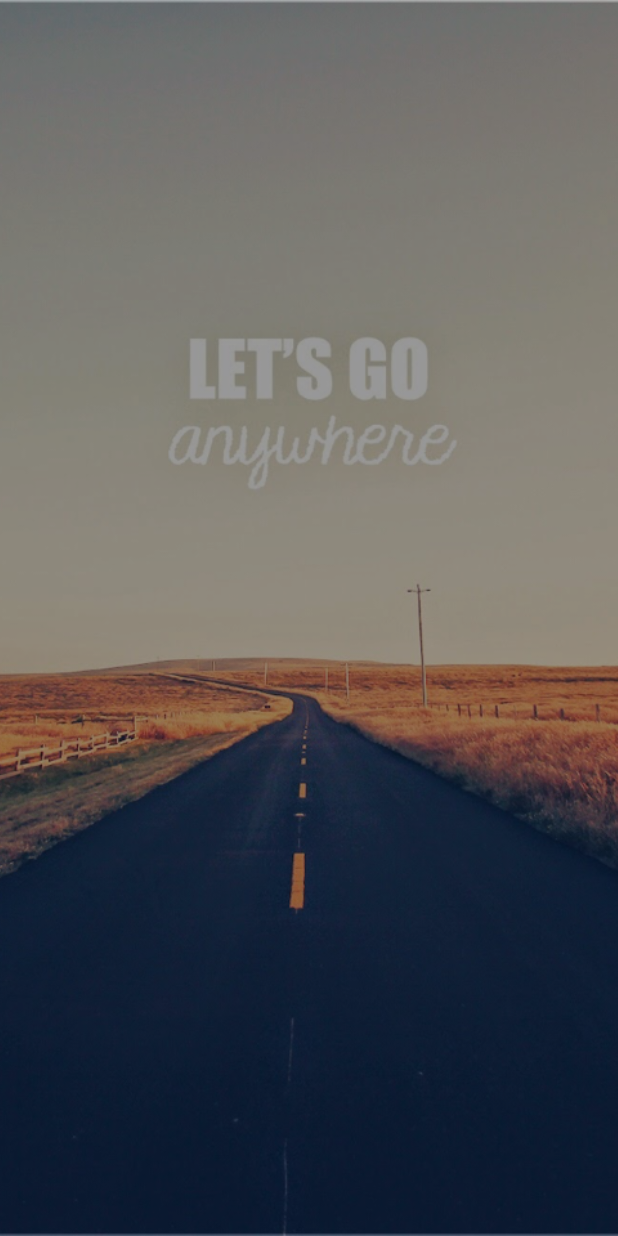
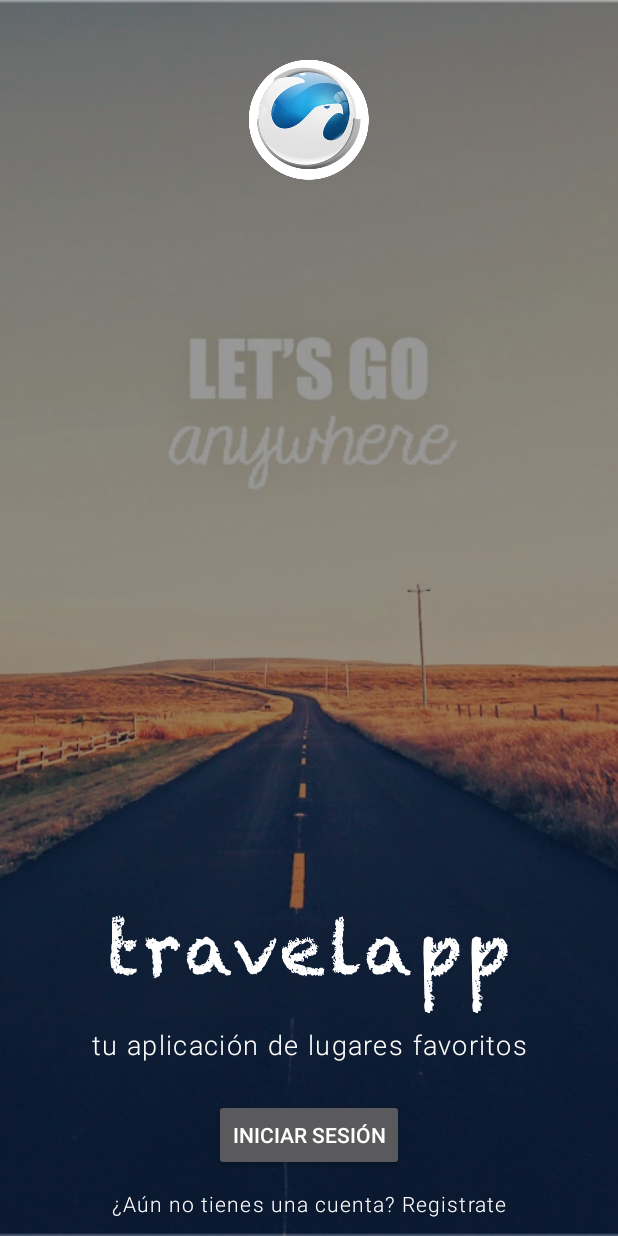
Before and after one commit to hercarr/travelapp, an Android app: the screen it shows after launch (WelcomeActivity), on a phone screen of 412 x 824 dp. Run offline under Robolectric (Android 15) with nearby library versions, the phone set to English and light mode, and no system bars.

Commit message:
welcome - design finished

```diff
--- a/app/src/main/res/layout/activity_welcome.xml
+++ b/app/src/main/res/layout/activity_welcome.xml
@@ -20,4 +20,78 @@
         app:layout_constraintTop_toTopOf="parent"
         app:srcCompat="@drawable/bg_screen" />
 
+    <ImageView
+        android:id="@+id/imageView2"
+        android:layout_width="wrap_content"
+        android:layout_height="wrap_content"
+        android:layout_marginStart="8dp"
+        android:layout_marginTop="40dp"
+        android:layout_marginEnd="8dp"
+        android:contentDescription="@string/company_name"
+        app:layout_constraintEnd_toEndOf="parent"
+        app:layout_constraintStart_toStartOf="parent"
+        app:layout_constraintTop_toTopOf="@+id/imageView"
+        app:srcCompat="@drawable/qacg_logo" />
+
+    <TextView
+        android:id="@+id/textView3"
+        android:layout_width="wrap_content"
+        android:layout_height="wrap_content"
+        android:layout_marginStart="8dp"
+        android:layout_marginEnd="8dp"
+        android:layout_marginBottom="24dp"
+        android:fontFamily="sans-serif-light"
+        android:gravity="center_horizontal"
+        android:letterSpacing="0.05"
+        android:text="@string/slogan_app"
+        android:textColor="#ffffff"
+        android:textSize="18sp"
+        android:textStyle="normal"
+        app:layout_constraintBottom_toTopOf="@+id/button"
+        app:layout_constraintEnd_toEndOf="parent"
+        app:layout_constraintStart_toStartOf="parent" />
+
+    <TextView
+        android:id="@+id/textView2"
+        android:layout_width="wrap_content"
+        android:layout_height="wrap_content"
+        android:layout_marginStart="8dp"
+        android:layout_marginEnd="8dp"
+        android:layout_marginBottom="12dp"
+        android:fontFamily="sans-serif-light"
+        android:gravity="center_horizontal"
+        android:letterSpacing="0.05"
+        android:text="@string/not_account_lbl"
+        android:textColor="#ffffff"
+        android:textSize="14sp"
+        android:textStyle="normal"
+        app:layout_constraintBottom_toBottomOf="parent"
+        app:layout_constraintEnd_toEndOf="parent"
+        app:layout_constraintStart_toStartOf="parent" />
+
+    <Button
+        android:id="@+id/button"
+        android:layout_width="wrap_content"
+        android:layout_height="wrap_content"
+        android:layout_marginStart="8dp"
+        android:layout_marginEnd="8dp"
+        android:layout_marginBottom="12dp"
+        android:text="@string/login_lbl"
+        app:layout_constraintBottom_toTopOf="@+id/textView2"
+        app:layout_constraintEnd_toEndOf="parent"
+        app:layout_constraintStart_toStartOf="parent" />
+
+    <ImageView
+        android:id="@+id/imageView3"
+        android:layout_width="wrap_content"
+        android:layout_height="wrap_content"
+        android:layout_marginStart="8dp"
+        android:layout_marginEnd="8dp"
+        android:layout_marginBottom="8dp"
+        android:contentDescription="@string/app_name"
+        app:layout_constraintBottom_toTopOf="@+id/textView3"
+        app:layout_constraintEnd_toEndOf="parent"
+        app:layout_constraintStart_toStartOf="parent"
+        app:srcCompat="@drawable/app_name" />
+
 </android.support.constraint.ConstraintLayout>
--- a/app/src/main/res/values/strings.xml
+++ b/app/src/main/res/values/strings.xml
@@ -2,4 +2,8 @@
     <string name="app_name">Travel App</string>
     <!-- welcome screen -->
     <string name="welcome_title">Welcome</string>
+    <string name="company_name">Quality &amp; Knowledge</string>
+    <string name="slogan_app">tu aplicación de lugares favoritos</string>
+    <string name="not_account_lbl">¿Aún no tienes una cuenta? Registrate</string>
+    <string name="login_lbl">Iniciar sesión</string>
 </resources>
```
